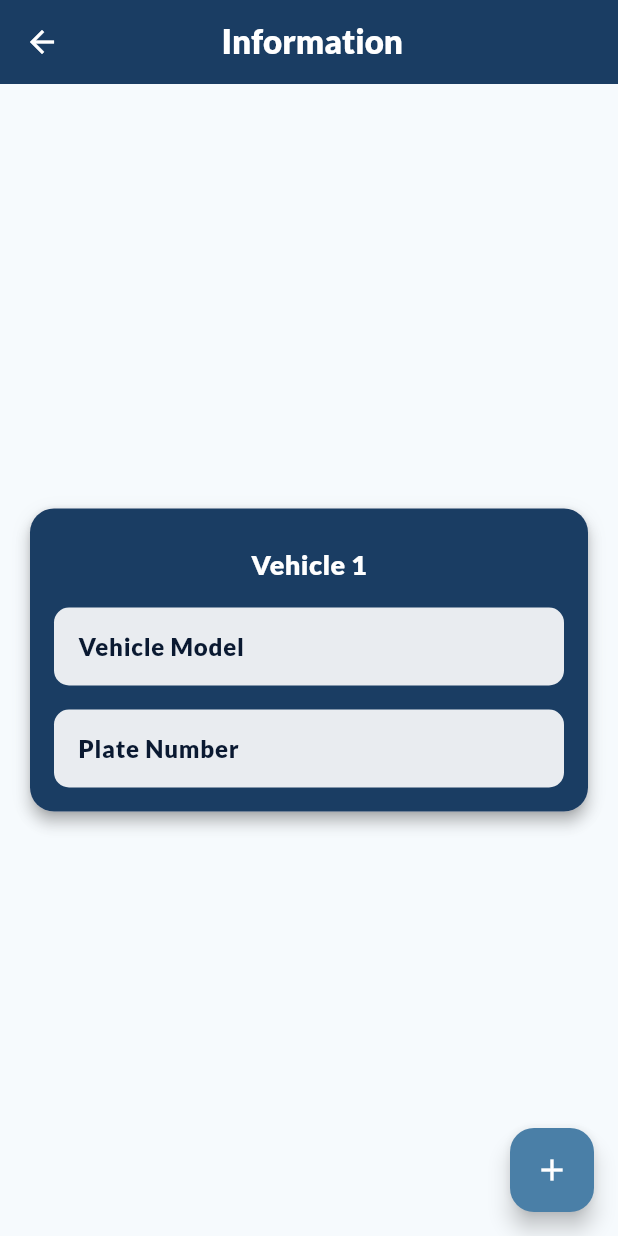
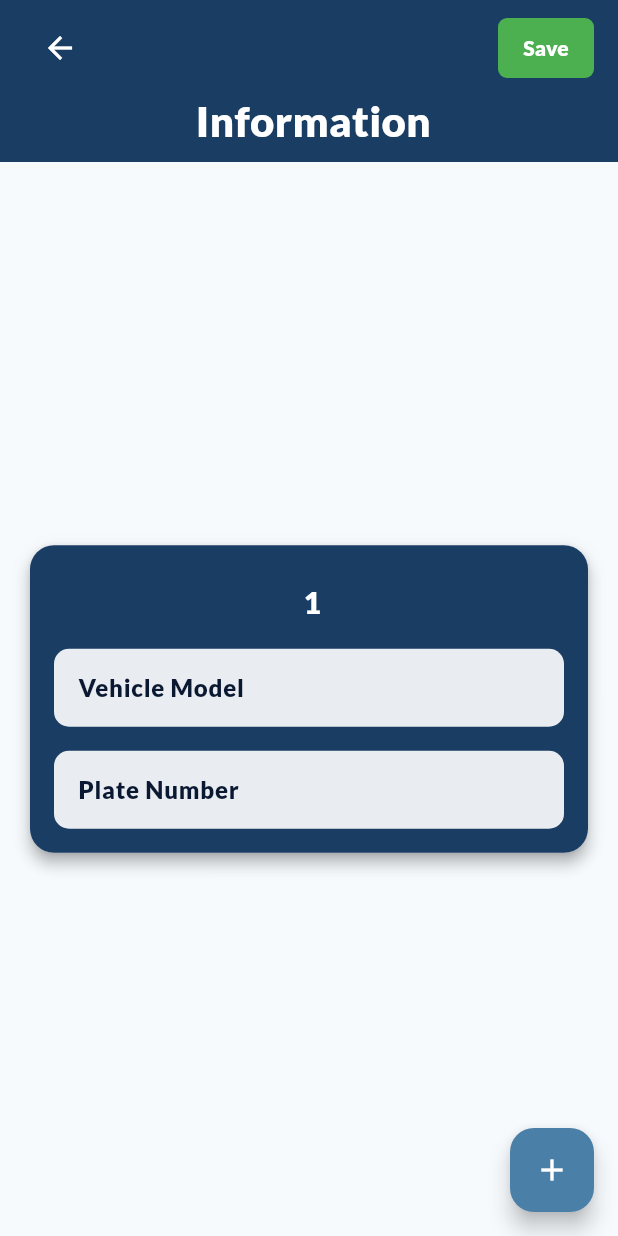
Before and after one commit to kurt-arpilleda/CARE, a Flutter app: the VehicleRegisterScreen screen opened directly with empty values, on a phone screen of 412 x 824 dp. Run offline on Flutter 3.47's test engine with Material 3 defaults, Android fonts, the phone set to English and light mode, and no system bars; our stand-ins replace flutter_secure_storage, fluttertoast, google_sign_in, image_picker, open_file, package_info_plus and 3 more; accounts and stored records are empty.

Commit message:
Seek First the Kingdom of God

```diff
--- a/lib/vehicle/vehicleRegister.dart
+++ b/lib/vehicle/vehicleRegister.dart
@@ -17,18 +17,63 @@ class _VehicleRegisterScreenState extends State<VehicleRegisterScreen> {
   @override
   Widget build(BuildContext context) {
     return Scaffold(
-      appBar: AppBar(
-        title: Text(
+      backgroundColor: const Color(0xFFF6FAFD),
+      body: SafeArea(
+        child: Column(
+          children: [
+            Container(
+              padding: const EdgeInsets.symmetric(horizontal: 16),
+              color: const Color(0xFF1A3D63),
+              child: Column(
+                crossAxisAlignment: CrossAxisAlignment.stretch,
+                children: [
+                  Padding(
+                    padding: const EdgeInsets.only(top: 8.0), // Add slight top padding
+                    child: Row(
+                      children: [
+                        IconButton(
+                          icon: const Icon(Icons.arrow_back, color: Colors.white),
+                          onPressed: () => Navigator.of(context).pop(),
+                        ),
+                        const Spacer(),
+                        TextButton(
+                          style: TextButton.styleFrom(
+                            backgroundColor: const Color(0xFF4CAF50),
+                            shape: RoundedRectangleBorder(
+                              borderRadius: BorderRadius.circular(6),
+                            ),
+                            padding: const EdgeInsets.symmetric(horizontal: 16, vertical: 8),
+                          ),
+                          onPressed: () {
+                            // Save logic goes here
+                          },
+                          child: const Text(
+                            'Save',
+                            style: TextStyle(
+                              color: Colors.white,
+                              fontWeight: FontWeight.bold,
+                            ),
+                          ),
+                        ),
+                      ],
+                    ),
+                  ),
+                  const SizedBox(height: 4),
+                  Center(
+                    child: Text(
                       '${widget.vehicleType} Information',
-          style: const TextStyle(color: Colors.white),
+                      style: const TextStyle(
+                        color: Colors.white,
+                        fontSize: 28, // Increased font size
+                        fontWeight: FontWeight.bold,
                       ),
-        centerTitle: true,
-        backgroundColor: const Color(0xFF1A3D63),
-        elevation: 0,
-        iconTheme: const IconThemeData(color: Colors.white),
                     ),
-      body: Container(
-        color: const Color(0xFFF6FAFD),
+                  ),
+                  const SizedBox(height: 8),
+                ],
+              ),
+            ),
+            Expanded(
               child: Padding(
                 padding: const EdgeInsets.all(16.0),
                 child: vehicles.length == 1
@@ -48,6 +93,9 @@ class _VehicleRegisterScreenState extends State<VehicleRegisterScreen> {
                     );
                   },
                 ),
+              ),
+            ),
+          ],
         ),
       ),
       floatingActionButton: FloatingActionButton(
@@ -71,9 +119,7 @@ class _VehicleRegisterScreenState extends State<VehicleRegisterScreen> {
       ),
       child: Container(
         width: double.infinity,
-        constraints: vehicles.length == 1
-            ? const BoxConstraints(maxWidth: 500)
-            : null,
+        constraints: vehicles.length == 1 ? const BoxConstraints(maxWidth: 500) : null,
         decoration: BoxDecoration(
           borderRadius: BorderRadius.circular(16),
           color: const Color(0xFF1A3D63),
@@ -95,9 +141,9 @@ class _VehicleRegisterScreenState extends State<VehicleRegisterScreen> {
                   const SizedBox(height: 8),
                   Center(
                     child: Text(
-                      'Vehicle ${index + 1}',
+                      '${widget.vehicleType} ${index + 1}',
                       style: const TextStyle(
-                        fontSize: 18,
+                        fontSize: 20, // Increased font size
                         fontWeight: FontWeight.bold,
                         color: Colors.white,
                       ),
@@ -114,8 +160,7 @@ class _VehicleRegisterScreenState extends State<VehicleRegisterScreen> {
                         hintText: 'Vehicle Model',
                         hintStyle: TextStyle(color: Color(0xFF0A1931)),
                         border: InputBorder.none,
-                        contentPadding:
-                        EdgeInsets.symmetric(horizontal: 16, vertical: 14),
+                        contentPadding: EdgeInsets.symmetric(horizontal: 16, vertical: 14),
                       ),
                       onChanged: (value) {
                         vehicles[index]['model'] = value;
@@ -136,8 +181,7 @@ class _VehicleRegisterScreenState extends State<VehicleRegisterScreen> {
                         hintText: 'Plate Number',
                         hintStyle: TextStyle(color: Color(0xFF0A1931)),
                         border: InputBorder.none,
-                        contentPadding:
-                        EdgeInsets.symmetric(horizontal: 16, vertical: 14),
+                        contentPadding: EdgeInsets.symmetric(horizontal: 16, vertical: 14),
                       ),
                       onChanged: (value) {
                         vehicles[index]['plateNumber'] = value;
```
Lines whose indentation alone changed are shown as unchanged.
